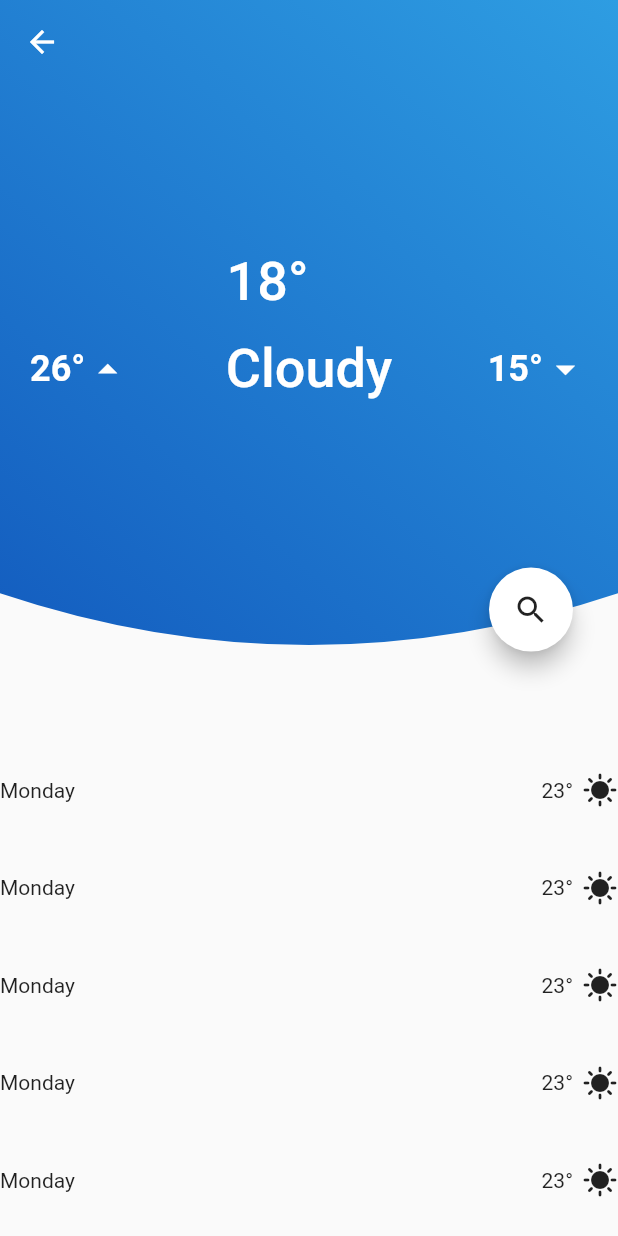
After one commit to BrunoRabbit/weather_android_app, a Flutter app: the HomeView screen opened by its route, on a phone screen of 412 x 824 dp. The commit adds this screen. Run offline on Flutter 3.47's test engine with Material 2 defaults, Android fonts, the phone set to English and light mode, and no system bars; our stand-ins replace animate_do, flutter_svg, smooth_page_indicator.

Commit message:
feat: rename home view, create routes and separating components

```diff
--- a/lib/modules/home/view/home_view.dart
+++ b/lib/modules/home/view/home_view.dart
@@ -1,17 +1,19 @@
 import 'package:flutter/material.dart';
-import 'dart:math' as math;
 
-class MyHomePage extends StatefulWidget {
-  const MyHomePage({Key? key}) : super(key: key);
+import 'package:weather_android_app/modules/home/view/widgets/weather_main_content.dart';
+import 'package:weather_android_app/modules/home/view/widgets/weather_week.dart';
+
+class HomeView extends StatefulWidget {
+  const HomeView({Key? key}) : super(key: key);
 
   @override
-  State<MyHomePage> createState() => _MyHomePageState();
+  State<HomeView> createState() => _HomeViewState();
 }
 
-class _MyHomePageState extends State<MyHomePage>
+class _HomeViewState extends State<HomeView>
     with SingleTickerProviderStateMixin {
   late AnimationController _controller;
-
+  late Size size;
   @override
   void initState() {
     super.initState();
@@ -21,7 +23,7 @@ class _MyHomePageState extends State<MyHomePage>
       upperBound: 1,
       lowerBound: -1,
       vsync: this,
-    )..repeat();
+    )..stop(canceled: true); // ..repeat();
   }
 
   @override
@@ -31,87 +33,31 @@ class _MyHomePageState extends State<MyHomePage>
   }
 
   @override
+  void didChangeDependencies() {
+    super.didChangeDependencies();
+    size = MediaQuery.of(context).size;
+  }
+
+  @override
   Widget build(BuildContext context) {
-    var size = MediaQuery.of(context).size;
     return Scaffold(
-      resizeToAvoidBottomInset: false,
+      extendBodyBehindAppBar: true,
+      appBar: AppBar(
+        elevation: 0,
+        backgroundColor: Colors.transparent,
+      ),
       body: Column(
         children: [
-          SizedBox(
-            height: size.height * 0.6,
-            child: Stack(
-              children: [
-                AnimatedBuilder(
-                  animation: _controller,
-                  builder: (BuildContext context, Widget? child) {
-                    return ClipPath(
-                      clipper: BackgroundWave(_controller.value),
-                      child: Container(
-                        height: size.height * 0.6,
-                        decoration: const BoxDecoration(
-                          gradient: LinearGradient(
-                            begin: Alignment.bottomLeft,
-                            end: Alignment.topRight,
-                            colors: [Color(0xFF1157BC), Color(0xFF2E9DE2)],
-                          ),
-                        ),
-                      ),
-                    );
-                  },
-                ),
-                Container(
-                  padding: const EdgeInsets.only(bottom: 60),
-                  alignment: Alignment.center,
-                  child: const Text(
-                    'Bom dia',
-                    style: TextStyle(
-                        color: Colors.white,
-                        fontSize: 46,
-                        fontWeight: FontWeight.bold),
-                  ),
-                ),
-                Container(
-                  alignment: Alignment.bottomRight,
-                  padding: const EdgeInsets.only(bottom: 60, right: 30),
-                  child: FloatingActionButton(
-                    backgroundColor: Colors.white,
-                    child: const Icon(
-                      Icons.search,
-                      color: Colors.black87,
-                    ),
-                    onPressed: () {},
-                  ),
-                ),
-              ],
-            ),
+          // ? animated container & today weather info
+          WeatherMainContent(
+            size: size,
+            controller: _controller,
           ),
+
+          // ? week weather info
+          const WeatherWeek(),
         ],
       ),
     );
   }
 }
-
-class BackgroundWave extends CustomClipper<Path> {
-  double move = 0;
-  double slice = math.pi;
-
-  BackgroundWave(this.move);
-
-  @override
-  Path getClip(Size size) {
-    Path path = Path();
-    path.lineTo(0, size.height * 0.8);
-
-    double xCenter =
-        size.width * 0.5 + (size.width * 0.6 + 1) * math.sin(move * slice);
-    double yCenter = size.height * 0.8 + 69 * math.cos(move * slice);
-
-    path.quadraticBezierTo(xCenter, yCenter, size.width, size.height * 0.8);
-    path.lineTo(size.width, 0);
-
-    return path;
-  }
-
-  @override
-  bool shouldReclip(CustomClipper<Path> oldClipper) => true;
-}
--- /dev/null
+++ b/lib/modules/home/view/widgets/current_time_indicator.dart
@@ -0,0 +1,33 @@
+import 'package:flutter/material.dart';
+import 'package:weather_android_app/utility/text_utility.dart';
+
+class CurrentTimeIndicator extends StatelessWidget {
+  const CurrentTimeIndicator({
+    Key? key,
+    required this.title,
+    required this.icon,
+  }) : super(key: key);
+
+  final String title;
+  final IconData icon;
+
+  @override
+  Widget build(BuildContext context) {
+    return Row(
+      children: [
+        Container(
+          alignment: Alignment.center,
+          child: Text(
+            title,
+            style: TextUtility.headline2,
+          ),
+        ),
+        Icon(
+          icon,
+          size: 30,
+          color: Colors.white,
+        )
+      ],
+    );
+  }
+}
--- /dev/null
+++ b/lib/modules/home/view/widgets/today_info.dart
@@ -0,0 +1,45 @@
+import 'package:flutter/material.dart';
+import 'package:weather_android_app/modules/home/view/widgets/current_time_indicator.dart';
+
+import 'package:weather_android_app/utility/text_utility.dart';
+
+class TodayInfo extends StatelessWidget {
+  const TodayInfo({super.key});
+
+  @override
+  Widget build(BuildContext context) {
+    return Padding(
+      padding: const EdgeInsets.only(bottom: 60, right: 20, left: 20),
+      child: Column(
+        mainAxisAlignment: MainAxisAlignment.center,
+        children: [
+          SizedBox(
+            width: 110,
+            child: Text(
+              '18°',
+              style: TextUtility.headline1.medium,
+            ),
+          ),
+          const SizedBox(height: 16),
+          Row(
+            mainAxisAlignment: MainAxisAlignment.spaceBetween,
+            children: [
+              const CurrentTimeIndicator(
+                title: '26°',
+                icon: Icons.arrow_drop_up_sharp,
+              ),
+              Text(
+                'Cloudy',
+                style: TextUtility.headline1.medium,
+              ),
+              const CurrentTimeIndicator(
+                title: '15°',
+                icon: Icons.arrow_drop_down_sharp,
+              ),
+            ],
+          ),
+        ],
+      ),
+    );
+  }
+}
--- /dev/null
+++ b/lib/modules/home/view/widgets/weather_main_content.dart
@@ -0,0 +1,100 @@
+import 'package:flutter/material.dart';
+import 'package:weather_android_app/modules/home/view/widgets/today_info.dart';
+import 'dart:math' as math;
+
+class WeatherMainContent extends StatelessWidget {
+  const WeatherMainContent({
+    super.key,
+    required this.size,
+    required AnimationController controller,
+  }) : _controller = controller;
+
+  final Size size;
+  final AnimationController _controller;
+
+  @override
+  Widget build(BuildContext context) {
+    return SizedBox(
+      height: size.height * 0.6,
+      child: Stack(
+        children: [
+          // ? Wave and today info
+          AnimatedWave(controller: _controller, size: size),
+          const TodayInfo(),
+
+          // ? Search Button
+          Container(
+            alignment: Alignment.bottomRight,
+            padding: const EdgeInsets.only(bottom: 60, right: 30),
+            child: FloatingActionButton(
+              backgroundColor: Colors.white,
+              child: const Icon(
+                Icons.search,
+                color: Colors.black87,
+              ),
+              onPressed: () {},
+            ),
+          ),
+        ],
+      ),
+    );
+  }
+}
+
+class AnimatedWave extends StatelessWidget {
+  const AnimatedWave({
+    super.key,
+    required AnimationController controller,
+    required this.size,
+  }) : _controller = controller;
+
+  final AnimationController _controller;
+  final Size size;
+
+  @override
+  Widget build(BuildContext context) {
+    return AnimatedBuilder(
+      animation: _controller,
+      builder: (BuildContext context, Widget? child) {
+        return ClipPath(
+          clipper: BackgroundWave(_controller.value),
+          child: Container(
+            height: size.height * 0.6,
+            decoration: const BoxDecoration(
+              gradient: LinearGradient(
+                begin: Alignment.bottomLeft,
+                end: Alignment.topRight,
+                colors: [Color(0xFF1157BC), Color(0xFF2E9DE2)],
+              ),
+            ),
+          ),
+        );
+      },
+    );
+  }
+}
+
+class BackgroundWave extends CustomClipper<Path> {
+  double move = 0;
+  double slice = math.pi;
+
+  BackgroundWave(this.move);
+
+  @override
+  Path getClip(Size size) {
+    Path path = Path();
+    path.lineTo(0, size.height * 0.8);
+
+    double xCenter =
+        size.width * 0.5 + (size.width * 0.6 + 1) * math.sin(move * slice);
+    double yCenter = size.height * 0.8 + 69 * math.cos(move * slice);
+
+    path.quadraticBezierTo(xCenter, yCenter, size.width, size.height * 0.8);
+    path.lineTo(size.width, 0);
+
+    return path;
+  }
+
+  @override
+  bool shouldReclip(CustomClipper<Path> oldClipper) => true;
+}
--- /dev/null
+++ b/lib/modules/home/view/widgets/weather_week.dart
@@ -0,0 +1,27 @@
+import 'package:flutter/material.dart';
+
+class WeatherWeek extends StatelessWidget {
+  const WeatherWeek({super.key});
+
+  @override
+  Widget build(BuildContext context) {
+    return Expanded(
+      child: ListView.builder(
+        padding: const EdgeInsets.only(top: 0),
+        itemCount: 6,
+        itemExtent: 65,
+        itemBuilder: (context, index) {
+          return Row(
+            children: const [
+              Text('Monday'),
+              Spacer(),
+              Text('23°'),
+              SizedBox(width: 6),
+              Icon(Icons.sunny),
+            ],
+          );
+        },
+      ),
+    );
+  }
+}
--- a/lib/routes/app_routes.dart
+++ b/lib/routes/app_routes.dart
@@ -1,4 +1,3 @@
-// ignore_for_file: public_member_api_docs, sort_constructors_first
 import 'package:flutter/material.dart';
 
 import 'package:weather_android_app/modules/home/view/home_view.dart';
@@ -18,7 +17,7 @@ class AppRouter {
         return createRoute(const SplashView());
 
       case AppRoutes.home:
-        return createRoute(const MyHomePage());
+        return createRoute(const HomeView());
 
       case AppRoutes.register:
         return createRoute(const RegisterView());
```
